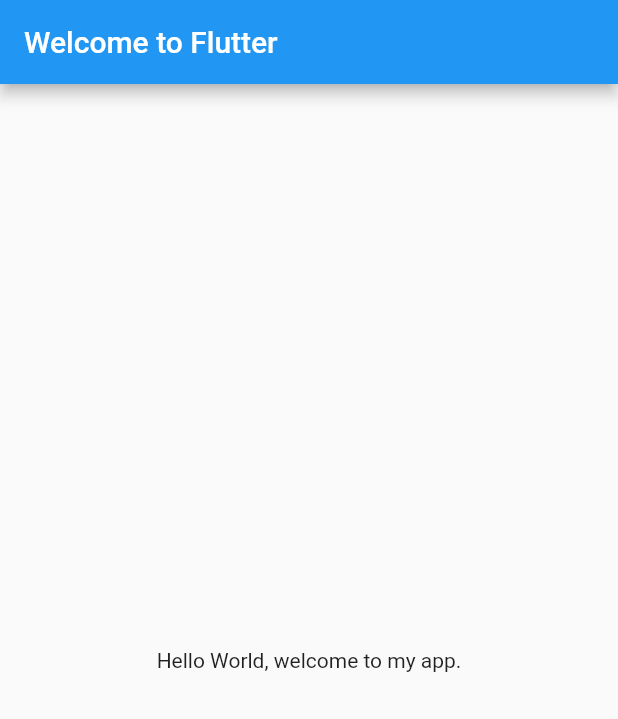
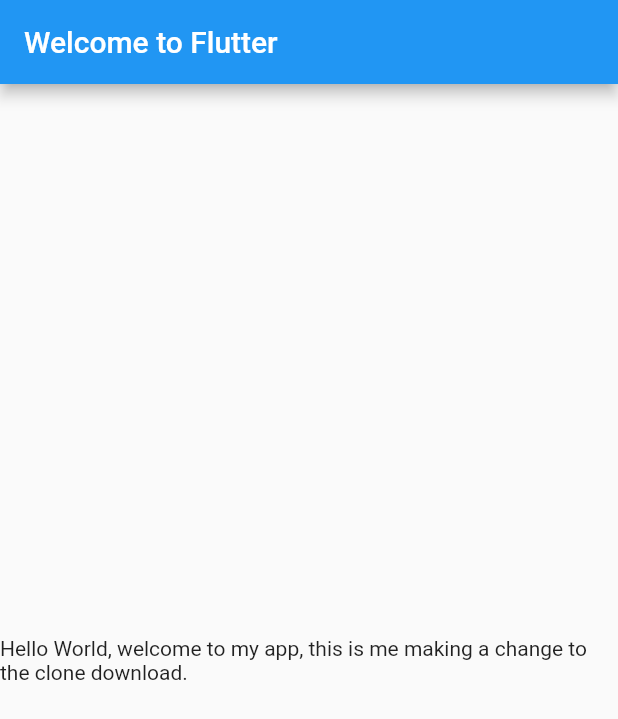
Before and after one commit to jsellersdev/startup_namer, a Flutter app: the screen it shows after launch, on a phone screen of 412 x 824 dp. Shown: the top 719 px of the screen. Run offline on Flutter 3.47's test engine with Material 2 defaults, Android fonts, the phone set to English and light mode, and no system bars.

Commit message:
commit from the clone.

```diff
--- a/lib/main.dart
+++ b/lib/main.dart
@@ -12,7 +12,7 @@ class MyApp extends StatelessWidget {
           title: new Text('Welcome to Flutter'),
         ),
         body: new Center(
-          child: new Text('Hello World, welcome to my app.'),
+          child: new Text('Hello World, welcome to my app, this is me making a change to the clone download.'),
         ),
       ),
     );
```
